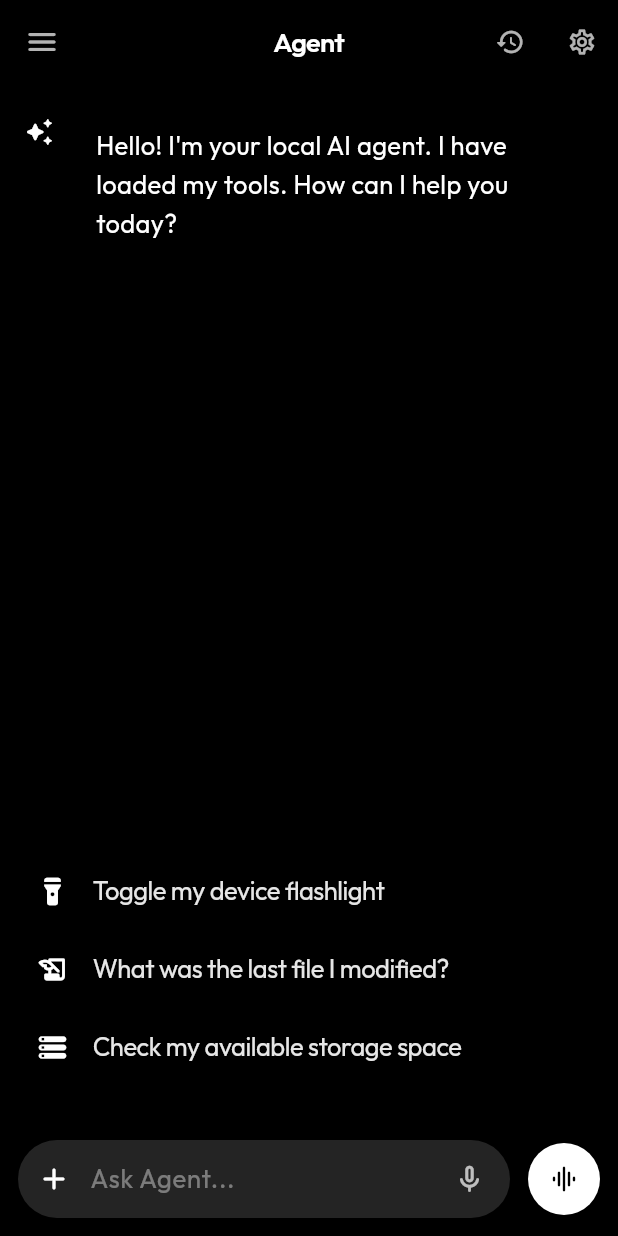
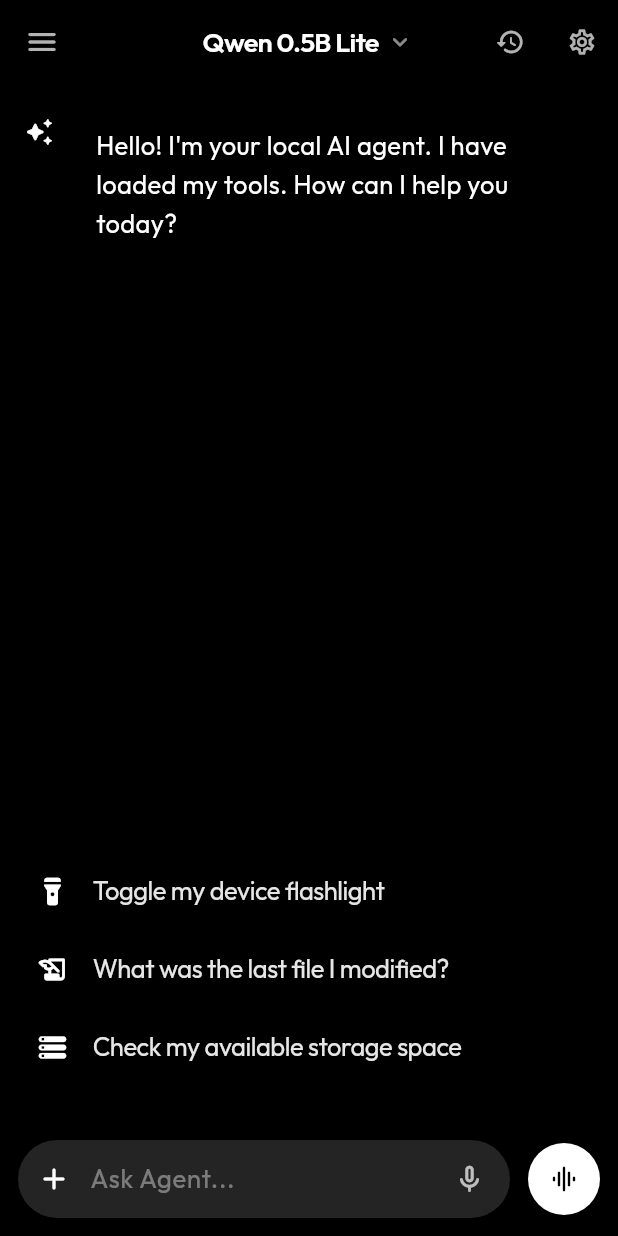
Before and after one commit to shantoshdurai/Phone-Local-Agent, a Flutter app: the ChatScreen screen opened directly with empty values, after a tap on the "menu" icon, after a tap on the "settings" icon, after a tap on the "history" icon, on a phone screen of 412 x 824 dp. Run offline on Flutter 3.47's test engine with Material 3 defaults, Android fonts, the phone set to English and light mode, and no system bars; drawn by our look-alikes of flutter_markdown; our stand-ins replace battery_plus, connectivity_plus, device_info_plus, dio, flutter_contacts, flutter_dotenv and 5 more; missing offline and left inert: device_calendar, disk_space_2, fllama, installed_apps, torch_light, volume_controller; accounts and stored records are empty; statements that could not run were skipped.

Commit message:
Add inference stats, model warmup, and AppBar model switcher

```diff
--- a/lib/models/chat_message.dart
+++ b/lib/models/chat_message.dart
@@ -4,6 +4,8 @@
   final String? imagePath;
   final String? modelName;
   final int? retryCount;
+  final double? tps;
+  final double? evalTime;
 
   ChatMessage({
     required this.text,
@@ -11,5 +13,7 @@
     this.imagePath,
     this.modelName,
     this.retryCount,
+    this.tps,
+    this.evalTime,
   });
 }
--- a/lib/screens/chat_screen.dart
+++ b/lib/screens/chat_screen.dart
@@ -52,10 +52,13 @@
     {'text': 'Show my device public IP address', 'icon': Icons.public_rounded},
   ];
   List<Map<String, dynamic>> _currentSuggestions = [];
+  bool _is15BAvailable = false;
+  bool _is05BAvailable = false;
 
   @override
   void initState() {
     super.initState();
+    _checkModels();
     _initAgent();
     _agentService.statusStream.listen((status) {
       if (mounted) {
@@ -68,6 +71,18 @@
     WidgetsBinding.instance.addObserver(_KeyboardObserver(onKeyboardVisible: () {
       _scrollToBottom();
     }));
+  }
+
+  void _checkModels() async {
+    final downloader = ModelDownloaderService();
+    final b15 = await downloader.isModelDownloaded("qwen2.5-1.5b-instruct-q4_k_m.gguf");
+    final b05 = await downloader.isModelDownloaded("qwen2.5-0.5b-instruct-q4_k_m.gguf");
+    if (mounted) {
+      setState(() {
+        _is15BAvailable = b15;
+        _is05BAvailable = b05;
+      });
+    }
   }
 
   @override
@@ -239,14 +254,50 @@
             onPressed: () => Scaffold.of(context).openDrawer(),
           ),
         ),
-        title: Text(
-          'Agent',
-          style: GoogleFonts.outfit(
-            color: Colors.white,
-            fontSize: 18,
-            fontWeight: FontWeight.w600,
-            letterSpacing: -0.5,
+        title: PopupMenuButton<String>(
+          color: const Color(0xFF1E1E1E),
+          offset: const Offset(0, 40),
+          shape: RoundedRectangleBorder(borderRadius: BorderRadius.circular(16)),
+          child: Row(
+            mainAxisSize: MainAxisSize.min,
+            children: [
+              Text(
+                widget.modelFileName.contains('1.5b') ? 'Qwen 1.5B' : 'Qwen 0.5B Lite',
+                style: GoogleFonts.outfit(color: Colors.white, fontSize: 18, fontWeight: FontWeight.w600, letterSpacing: -0.5),
+              ),
+              const SizedBox(width: 4),
+              const Icon(Icons.keyboard_arrow_down_rounded, color: Colors.white54, size: 20),
+            ],
           ),
+          onSelected: (value) {
+            if (value != widget.modelFileName) {
+              Navigator.pushReplacement(context, MaterialPageRoute(builder: (context) => ChatScreen(modelFileName: value)));
+            }
+          },
+          itemBuilder: (context) => [
+            if (_is15BAvailable)
+              PopupMenuItem(
+                value: "qwen2.5-1.5b-instruct-q4_k_m.gguf",
+                child: Row(
+                  children: [
+                    Icon(Icons.memory_rounded, color: widget.modelFileName.contains('1.5b') ? Colors.blueAccent : Colors.white70, size: 20),
+                    const SizedBox(width: 12),
+                    Text('Qwen 1.5B', style: TextStyle(color: widget.modelFileName.contains('1.5b') ? Colors.blueAccent : Colors.white, fontWeight: FontWeight.w500)),
+                  ],
+                ),
+              ),
+            if (_is05BAvailable)
+              PopupMenuItem(
+                value: "qwen2.5-0.5b-instruct-q4_k_m.gguf",
+                child: Row(
+                  children: [
+                    Icon(Icons.bolt_rounded, color: widget.modelFileName.contains('0.5b') ? Colors.blueAccent : Colors.white70, size: 20),
+                    const SizedBox(width: 12),
+                    Text('Qwen 0.5B Lite', style: TextStyle(color: widget.modelFileName.contains('0.5b') ? Colors.blueAccent : Colors.white, fontWeight: FontWeight.w500)),
+                  ],
+                ),
+              ),
+          ],
         ),
         centerTitle: true,
         elevation: 0,
--- a/lib/services/agent_service.dart
+++ b/lib/services/agent_service.dart
@@ -16,7 +16,9 @@
   final String text;
   final String modelName;
   final int retryCount;
-  AgentResponse(this.text, this.modelName, this.retryCount);
+  final double? tps;
+  final double? evalTime;
+  AgentResponse(this.text, this.modelName, this.retryCount, {this.tps, this.evalTime});
 }
 
 class AgentService {
@@ -65,7 +67,19 @@
       throw Exception('Failed to initialize model context');
     }
 
+    // Perform a quick 1-token warmup to evaluate the graph and prevent cold-start delays
+    _statusController.add('Warming up Model Engine...');
+    try {
+      await Fllama.instance()?.completion(
+        _contextId!,
+        prompt: "<|im_start|>system\nWarmup<|im_end|>\n<|im_start|>assistant\n",
+        emitRealtimeCompletion: false,
+        nPredict: 1,
+      );
+    } catch (_) {}
+
     _messages.clear();
+    _statusController.add('');
   }
 
   Future<void> loadSession(int sessionId) async {
@@ -143,11 +157,16 @@
     String fullResponse = '';
 
     try {
+      final startTime = DateTime.now();
+      int tokenCount = 0;
+
       _tokenSubscription?.cancel();
       _tokenSubscription = Fllama.instance()?.onTokenStream?.listen((event) {
         if (event["contextId"].toString() == _contextId.toString()) {
           final token = event["token"]?.toString() ?? "";
-          // You could broadcast token to a UI stream here if needed
+          if (token != "<|im_end|>" && !token.contains("[DONE]")) {
+            tokenCount++;
+          }
         }
       });
 
@@ -157,6 +176,12 @@
         emitRealtimeCompletion: true,
         stop: ["<|im_end|>"],
       );
+
+      final evalTimeMs = DateTime.now().difference(startTime).inMilliseconds;
+      double tps = 0;
+      if (evalTimeMs > 0 && tokenCount > 0) {
+        tps = (tokenCount / (evalTimeMs / 1000.0));
+      }
 
       String responseText = result?["text"] ?? "";
       if (responseText.isEmpty && result?["content"] != null) {
@@ -184,14 +209,14 @@
 
           return await sendMessage("Analyze the tool output and provide the final response to the user.", sessionId);
         } catch (e) {
-          return AgentResponse("I tried to use a tool but formatted it incorrectly. Local inference glitch.", "Qwen 2.5 Local", 0);
+          return AgentResponse("I tried to use a tool but formatted it incorrectly. Local inference glitch.", "Qwen 2.5 Local", 0, tps: tps, evalTime: evalTimeMs / 1000.0);
         }
       }
 
       await _dbService.saveMessage('assistant', responseText.trim(), sessionId);
       _messages.add({"role": "assistant", "content": responseText.trim()});
 
-      return AgentResponse(responseText.trim(), "Qwen 2.5 Local", 0);
+      return AgentResponse(responseText.trim(), "Qwen 2.5 Local", 0, tps: tps, evalTime: evalTimeMs / 1000.0);
 
     } catch (e) {
       _statusController.add('');
--- a/lib/widgets/message_bubble.dart
+++ b/lib/widgets/message_bubble.dart
@@ -62,7 +62,15 @@
                                   color: Colors.white70),
                             ),
                           ),
-                    // Model name and retry count display removed as per user request
+                    // Inference stats
+                    if (!message.isUser && message.tps != null && message.evalTime != null)
+                      Padding(
+                        padding: const EdgeInsets.only(top: 12.0),
+                        child: Text(
+                          '${message.tps!.toStringAsFixed(1)} TPS • ${message.evalTime!.toStringAsFixed(1)}s • Local AI',
+                          style: GoogleFonts.inter(fontSize: 11, color: Colors.white38),
+                        ),
+                      ),
                   ],
                 ),
               ),
```
